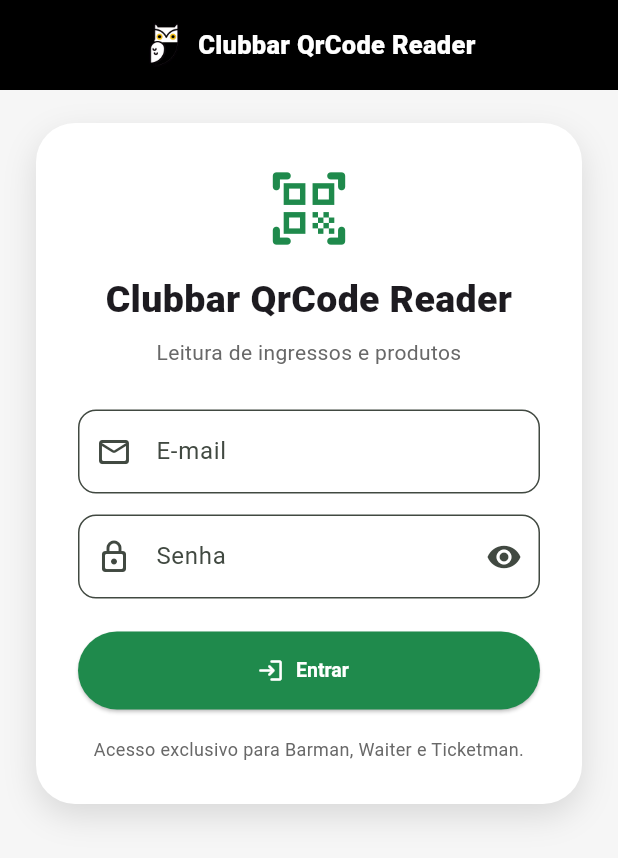
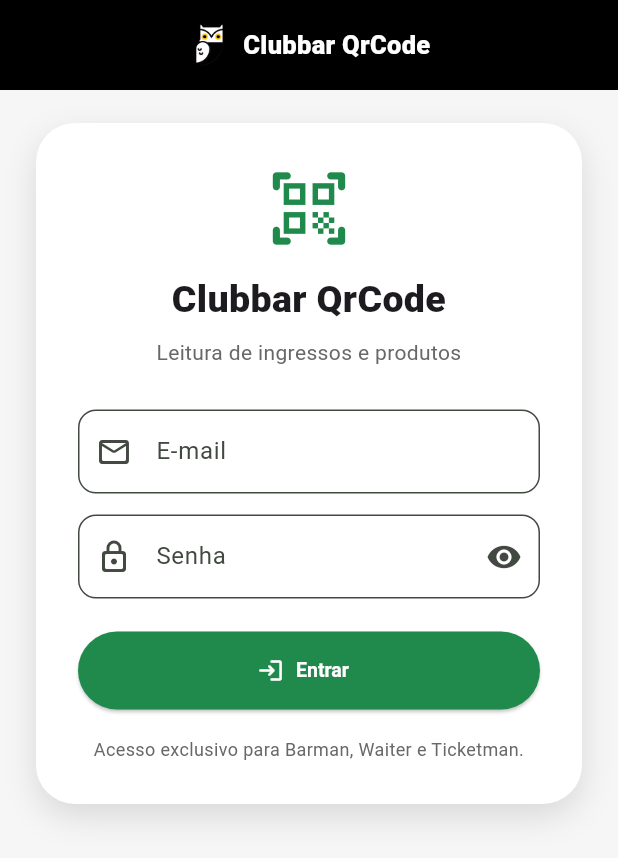
Before and after one commit to recadoluciana/clubbar_qrcode, a Flutter app: the screen it shows after launch, on a phone screen of 412 x 824 dp. Shown: the top 858 px of the screen. Run offline on Flutter 3.47's test engine with Material 3 defaults, Android fonts, the phone set to English and light mode, and no system bars; our stand-ins replace audioplayers, shared_preferences, vibration; missing offline and left inert: mobile_scanner.

Commit message:
Atualiza ícone e nome do Clubbar QrCode

```diff
--- a/lib/core/config/api_config.dart
+++ b/lib/core/config/api_config.dart
@@ -63,13 +63,13 @@
   static String get nomeApp {
     switch (appFlavor) {
       case 'dev':
-        return 'Clubbar QrCode Reader';
+        return 'Clubbar QrCode';
 
       case 'prod':
-        return 'Clubbar QrCode Reader';
+        return 'Clubbar QrCode';
 
       default:
-        return 'Clubbar QrCode Reader';
+        return 'Clubbar QrCode';
     }
   }
 
--- a/lib/core/widgets/clubbar_app_bar.dart
+++ b/lib/core/widgets/clubbar_app_bar.dart
@@ -57,7 +57,7 @@
                 ),
                 const SizedBox(width: 8),
                 const Text(
-                  'Clubbar QrCode Reader',
+                  'Clubbar QrCode',
                   style: TextStyle(
                     color: Colors.white,
                     fontSize: 17,
--- a/lib/main.dart
+++ b/lib/main.dart
@@ -26,7 +26,7 @@
       builder: (_, versaoSessao, _) => MaterialApp(
         key: ValueKey(versaoSessao),
         debugShowCheckedModeBanner: false,
-        title: 'Clubbar QrCode Reader',
+        title: 'Clubbar QrCode',
         theme: AppTheme.light,
         locale: const Locale('pt', 'BR'),
         supportedLocales: const [Locale('pt', 'BR')],
--- a/lib/modules/auth/login_page.dart
+++ b/lib/modules/auth/login_page.dart
@@ -107,7 +107,7 @@
                   ),
                   const SizedBox(height: 14),
                   const Text(
-                    'Clubbar QrCode Reader',
+                    'Clubbar QrCode',
                     textAlign: TextAlign.center,
                     style: TextStyle(fontSize: 25, fontWeight: FontWeight.w900),
                   ),
```
Also changed, not shown: assets/images/clubbar_qrcode_app_icon.png (added), 34 other files.
